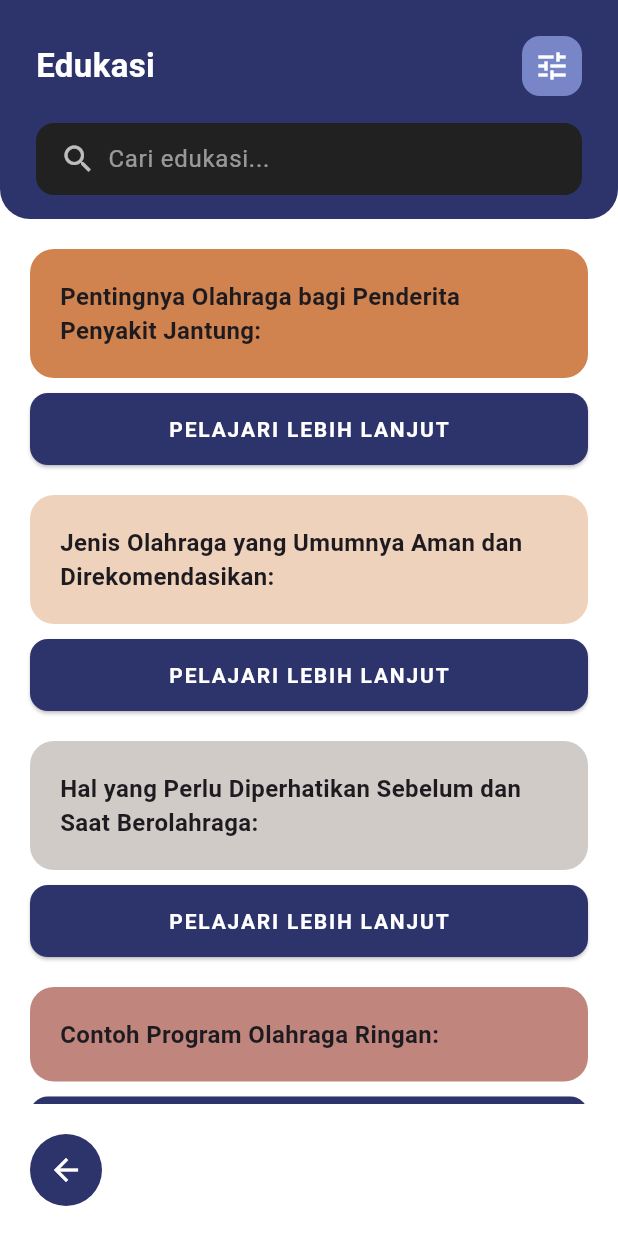
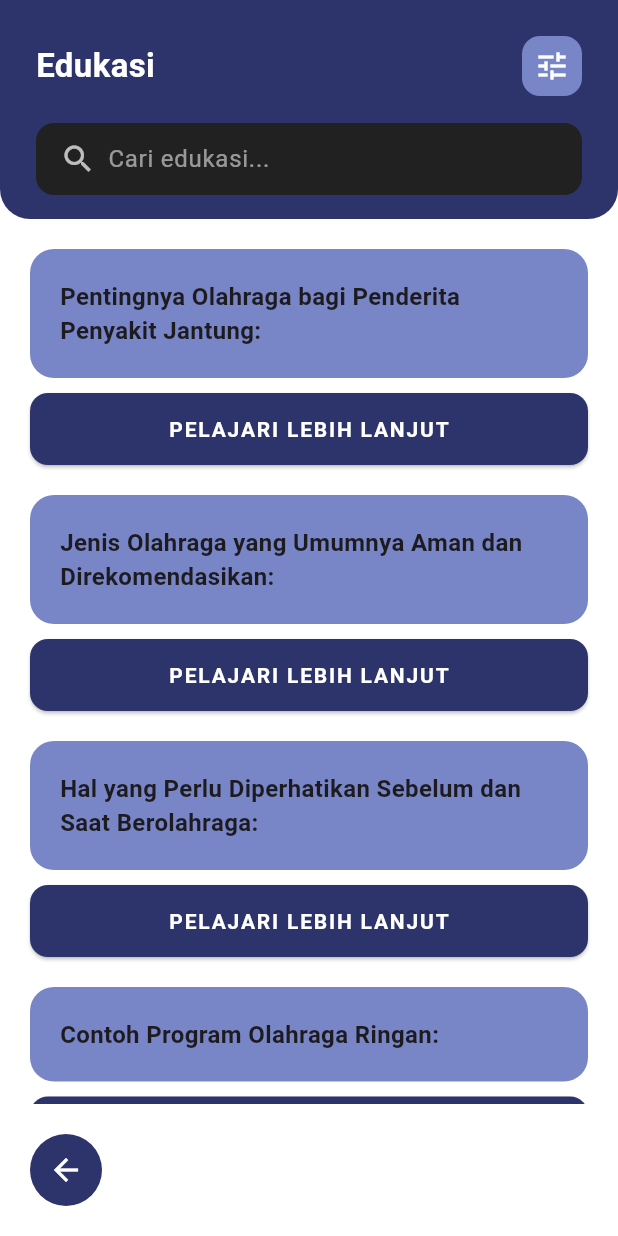
Before and after one commit to iFannJR/Apps_Flutter, a Flutter app: the EdukasiPage screen opened directly, on a phone screen of 412 x 824 dp. Run offline on Flutter 3.47's test engine with Material 3 defaults, Android fonts, the phone set to English and light mode, and no system bars; our stand-ins replace animate_do, flutter_secure_storage; accounts and stored records are empty.

Commit message:
Update Design

```diff
--- a/flutter_application_1/lib/edukasi_page.dart
+++ b/flutter_application_1/lib/edukasi_page.dart
@@ -19,19 +19,19 @@ class _EdukasiPageState extends State<EdukasiPage> {
   final List<Map<String, dynamic>> edukasiList = [
     {
       'title': 'Pentingnya Olahraga bagi Penderita Penyakit Jantung:',
-      'color': const Color(0xFFD1834F),
+      'color': Color(0xFF7886C7),
     },
     {
       'title': 'Jenis Olahraga yang Umumnya Aman dan Direkomendasikan:',
-      'color': const Color(0xFFEFD2BC),
+      'color': Color(0xFF7886C7),
     },
     {
       'title': 'Hal yang Perlu Diperhatikan Sebelum dan Saat Berolahraga:',
-      'color': const Color(0xFFD0CBC7),
+      'color': Color(0xFF7886C7),
     },
     {
       'title': 'Contoh Program Olahraga Ringan:',
-      'color': const Color(0xFFC0867D),
+      'color': Color(0xFF7886C7),
     },
   ];
 
--- a/flutter_application_1/lib/riwayat_page.dart
+++ b/flutter_application_1/lib/riwayat_page.dart
@@ -92,7 +92,7 @@ class _RiwayatPageState extends State<RiwayatPage>
     return Scaffold(
       backgroundColor: Colors.white,
       appBar: AppBar(
-        backgroundColor: Colors.black,
+        backgroundColor: Color(0xFF7886C7),
         title: const Text(
           'Riwayat Klasifikasi',
           style: TextStyle(color: Colors.white),
```
